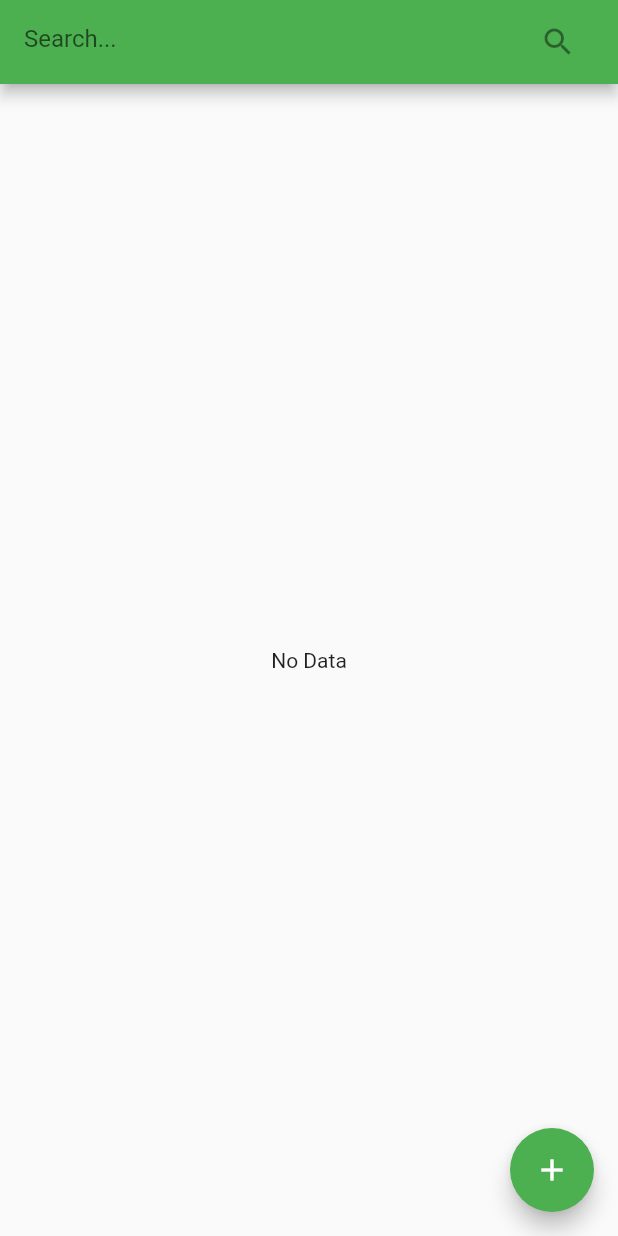
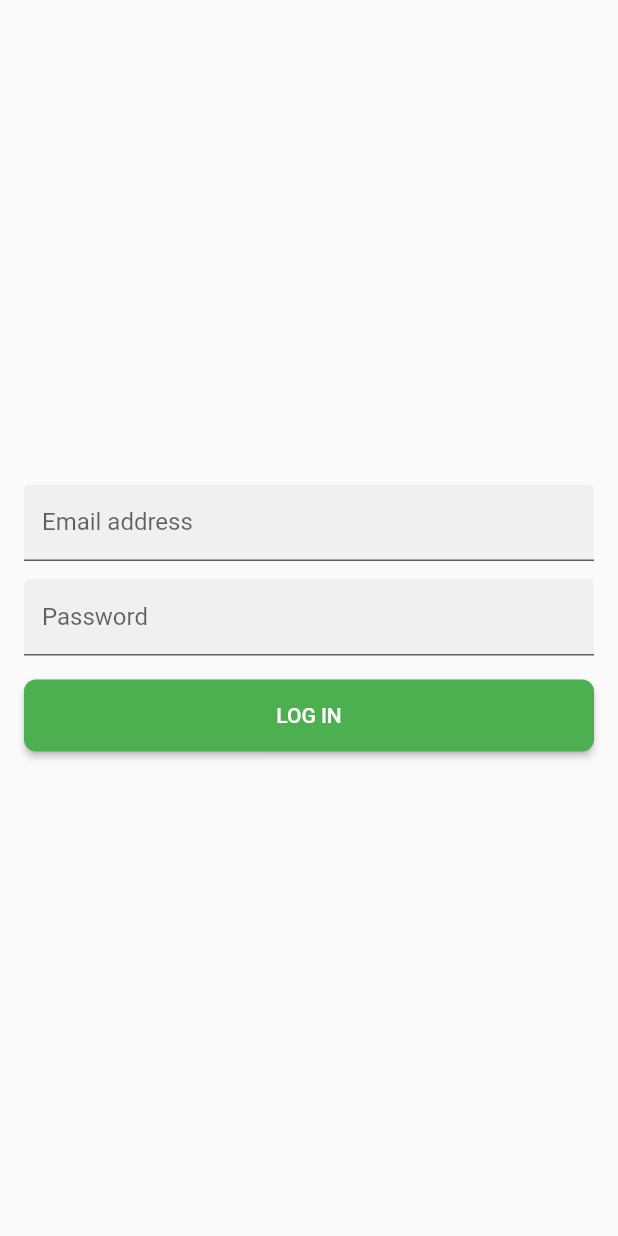
Before and after one commit to htet-paing/Flutter-CRUD-with-BLOC, a Flutter app: the screen it shows after launch, on a phone screen of 412 x 824 dp. Run offline on Flutter 3.47's test engine with Material 2 defaults, Android fonts, the phone set to English and light mode, and no system bars; our stand-ins replace bloc, equatable, flutter_bloc, sqflite; accounts and stored records are empty.

Commit message:
added auth bloc

```diff
--- /dev/null
+++ b/lib/bloc/authentication/authentication_event.dart
@@ -0,0 +1,21 @@
+part of 'authentication_bloc.dart';
+
+abstract class AuthenticationEvent extends Equatable {
+  const AuthenticationEvent();
+
+  @override
+  List<Object> get props => [];
+}
+// Fired Just after the app is launched
+class AppLoaded extends AuthenticationEvent{}
+
+//Fired when a user has successfully logged in
+class UserLoggedIn extends AuthenticationEvent{
+  final AuthUser authUser;
+  UserLoggedIn({@required this.authUser});
+
+  @override
+  List<Object> get props => [authUser];
+}
+// Fired when the user has logged out
+class UserLoggedOut extends AuthenticationEvent{}
--- /dev/null
+++ b/lib/bloc/authentication/authentication_state.dart
@@ -0,0 +1,30 @@
+part of 'authentication_bloc.dart';
+
+abstract class AuthenticationState extends Equatable {
+  const AuthenticationState();
+
+  @override
+  List<Object> get props => [];
+}
+
+class AuthenticationInitial extends AuthenticationState {}
+
+class AuthenticationLoading extends AuthenticationState {}
+
+class AuthenticationNotAuthenticated extends AuthenticationState {}
+
+class AuthenticationAuthenticated extends AuthenticationState {
+  final AuthUser authUser;
+  AuthenticationAuthenticated({@required this.authUser});
+
+  @override
+  List<Object> get props => [authUser];
+}
+
+class AuthenticationFailure extends AuthenticationState {
+  final String message;
+  AuthenticationFailure({@required this.message});
+
+  @override
+  List<Object> get props => [message];
+}
--- /dev/null
+++ b/lib/bloc/login/login_event.dart
@@ -0,0 +1,18 @@
+part of 'login_bloc.dart';
+
+abstract class LoginEvent extends Equatable {
+  const LoginEvent();
+
+  @override
+  List<Object> get props => [];
+}
+
+class LoginWithEmailButtonPressed extends LoginEvent {
+  final String email;
+  final String password;
+
+  LoginWithEmailButtonPressed({@required this.email, @required this.password,});
+
+  @override
+  List<Object> get props => [email, password];
+}
--- /dev/null
+++ b/lib/bloc/login/login_state.dart
@@ -0,0 +1,21 @@
+part of 'login_bloc.dart';
+
+abstract class LoginState extends Equatable {
+  const LoginState();
+
+  @override
+  List<Object> get props => [];
+}
+
+class LoginInitial extends LoginState {}
+
+class LoginLoading extends LoginState {}
+
+class LoginSuccess extends LoginState {}
+
+class LoginFailure extends LoginState {
+  final String error;
+  LoginFailure({@required this.error});
+  @override
+  List<Object> get props => [error];
+}
--- /dev/null
+++ b/lib/data/model/auth_user.dart
@@ -0,0 +1,11 @@
+import 'package:flutter/cupertino.dart';
+
+class AuthUser {
+  final String name;
+  final String email;
+
+  AuthUser({@required this.name, @required this.email});
+
+  @override
+  String toString() => 'AuthUser {name: $name, email: $email}';
+}
--- a/lib/main.dart
+++ b/lib/main.dart
@@ -1,36 +1,71 @@
+import 'package:crud_bloc/bloc/authentication/authentication_bloc.dart';
 import 'package:crud_bloc/bloc/user_form/user_form_bloc.dart';
+import 'package:crud_bloc/data/reposities/user_reposities.dart';
 import 'package:crud_bloc/screen/list_screen.dart';
+import 'package:crud_bloc/screen/login_screen.dart';
 import 'package:flutter/material.dart';
 import 'package:flutter_bloc/flutter_bloc.dart';
 
 import 'bloc/user_list/user_list_bloc.dart';
 
 void main() {
-  runApp(MyApp());
+  runApp(
+
+    //Injects the Authentication service
+    RepositoryProvider<UserRepository>(
+      create: (context){
+        return UserRepositoryImpl();
+      },
+      //Inject the authentication BLoC
+      child: MultiBlocProvider(
+        providers: [
+          BlocProvider<UserListBloc>(
+          create: (ctx){
+            final repository = RepositoryProvider.of<UserRepository>(ctx);
+            return UserListBloc(repository)..add(GetUsers());
+          },
+        ),
+        BlocProvider<UserFormBloc>(
+          create: (ctx) {
+            final repository = RepositoryProvider.of<UserRepository>(ctx);
+            return UserFormBloc(repository);
+          },
+        ),
+        BlocProvider<AuthenticationBloc>(
+          create: (ctx) {
+            final repository = RepositoryProvider.of<UserRepository>(ctx);
+            return AuthenticationBloc(repository)..add(AppLoaded());
+          },
+        ),
+
+        ],
+        child: MyApp()
+      ),
+    )
+  );
 }
 
 class MyApp extends StatelessWidget {
   // This widget is the root of your application.
   @override
   Widget build(BuildContext context) {
-    return MultiBlocProvider(
-      providers: [
-        BlocProvider<UserListBloc>(
-          create: (ctx) => UserListBloc()..add(GetUsers()),
-        ),
-        BlocProvider<UserFormBloc>(
-          create: (ctx) => UserFormBloc(),
-        )
-      ],
-      child: MaterialApp(
+    return MaterialApp(
       title: 'CRUD BLOC',
       debugShowCheckedModeBanner: false,
       theme: ThemeData(
         primarySwatch: Colors.green,
         visualDensity: VisualDensity.adaptivePlatformDensity,
       ),
-        home: ListScreen(),
-      )
+      home: BlocBuilder<AuthenticationBloc, AuthenticationState>(
+        builder: (context, state) {
+          if (state is AuthenticationAuthenticated) {
+            //show home page
+            return ListScreen(authUser: state.authUser);
+          }
+          //otherwise show login page
+          return LoginScreen();
+        }
+      ),
     );
   }
 }
--- a/lib/reposities/user_reposities.dart
+++ /dev/null
@@ -1,16 +0,0 @@
-import 'package:crud_bloc/model/user_model.dart';
-import 'package:crud_bloc/provider/user_dao.dart';
-
-class UserRepository {
-  final userDao = UserDao();
-
-  Future getUsers({String query}) => userDao.getUsers(query: query);
-
-  Future getUser(int id) => userDao.getUser(id: id);
-
-  Future createUser(User user) => userDao.createUser(user);
-
-  Future updateUser(User user) => userDao.updateUser(user);
-
-  Future deleteUser(int id) => userDao.deleteUser(id);
-}
--- a/lib/screen/form_screen.dart
+++ b/lib/screen/form_screen.dart
@@ -1,6 +1,6 @@
 import 'package:crud_bloc/bloc/user_form/user_form_bloc.dart';
 import 'package:crud_bloc/bloc/user_list/user_list_bloc.dart';
-import 'package:crud_bloc/model/user_model.dart';
+import 'package:crud_bloc/data/model/user_model.dart';
 import 'package:crud_bloc/widget/error_widget.dart';
 import 'package:crud_bloc/widget/loading_widget.dart';
 import 'package:flutter/material.dart';
--- /dev/null
+++ b/lib/screen/login_screen.dart
@@ -0,0 +1,192 @@
+import 'package:crud_bloc/bloc/authentication/authentication_bloc.dart';
+import 'package:crud_bloc/bloc/login/login_bloc.dart';
+import 'package:crud_bloc/data/reposities/user_reposities.dart';
+import 'package:flutter/material.dart';
+import 'package:flutter_bloc/flutter_bloc.dart';
+
+class LoginScreen extends StatefulWidget {
+
+  @override
+  _LoginScreenState createState() => _LoginScreenState();
+}
+
+class _LoginScreenState extends State<LoginScreen> {
+  AuthenticationBloc authBloc;
+
+  @override
+  Widget build(BuildContext context) {
+    return Scaffold(
+      body: SafeArea(
+        minimum: EdgeInsets.all(16),
+        child: BlocBuilder<AuthenticationBloc, AuthenticationState>(
+          builder: (context, state) {
+            authBloc = BlocProvider.of<AuthenticationBloc>(context);
+
+            if (state is AuthenticationNotAuthenticated) {
+              return _AuthForm();
+            }
+            if (state is AuthenticationFailure) {
+              //show error message
+              return Center(
+                child: Column(
+                  mainAxisAlignment: MainAxisAlignment.center,
+                  crossAxisAlignment: CrossAxisAlignment.center,
+                  children: [
+                    Text(state.message),
+                    FlatButton(
+                      textColor: Theme.of(context).primaryColor,
+                      child: Text('Retry'),
+                      onPressed: (){
+                        authBloc.add(AppLoaded());
+                      },
+                    )
+                  ],
+                ),
+              );
+            }
+            // show splash screen
+            return Center(
+              child: CircularProgressIndicator(
+                strokeWidth: 2
+              ),
+            );
+          }
+        ),
+      ),
+    );
+  }
+}
+
+
+
+class _AuthForm extends StatelessWidget {
+
+  @override
+  Widget build(BuildContext context) {
+    final repository = RepositoryProvider.of<UserRepository>(context);
+    final authBloc = BlocProvider.of<AuthenticationBloc>(context);
+    return Container(
+      alignment: Alignment.center,
+      child: BlocProvider<LoginBloc>(
+
+        create: (context) => LoginBloc(repository, authBloc),
+        child: _SignInForm(),
+      ),
+    );
+  }
+}
+
+class _SignInForm extends StatefulWidget {
+  @override
+  __SignInFormState createState() => __SignInFormState();
+}
+
+class __SignInFormState extends State<_SignInForm> {
+  final GlobalKey<FormState> _key = GlobalKey<FormState>();
+  final _passwordController = TextEditingController();
+  final _emailController = TextEditingController();
+  bool _autoValidate = false;
+
+  LoginBloc _loginBloc;
+
+  @override
+  Widget build(BuildContext context) {
+    _loginBloc = BlocProvider.of<LoginBloc>(context);
+
+    _onLoginButtonPressed() {
+      if (_key.currentState.validate()) {
+        _loginBloc.add(LoginWithEmailButtonPressed(email: _emailController.text, password: _passwordController.text));
+
+      }else {
+        setState(() {
+          _autoValidate =true;
+        });
+      }
+    }
+
+    return BlocListener<LoginBloc, LoginState>(
+      listener: (context, state) {
+        if (state is LoginFailure) {
+          _showError(state.error);
+        }
+      },
+      child: BlocBuilder<LoginBloc, LoginState>(
+        builder: (context, state) {
+          if (state is LoginLoading) {
+            return Center(
+              child: CircularProgressIndicator(),
+            );
+          }
+          return Form(
+            key: _key,
+            autovalidate: _autoValidate,
+            child: SingleChildScrollView(
+              child: Column(
+                crossAxisAlignment: CrossAxisAlignment.stretch,
+                children: [
+                  TextFormField(
+                    decoration: InputDecoration(
+                      labelText: 'Email address',
+                      filled: true,
+                      isDense: true
+                    ),
+                    controller: _emailController,
+                    keyboardType: TextInputType.emailAddress,
+                    autocorrect: false,
+                    validator: (value) {
+                      if (value == null) {
+                        return 'Email is required';
+                      }
+                      return null;
+                    },
+                  ),
+                  SizedBox(
+                    height: 12,
+                  ),
+                  TextFormField(
+                    decoration: InputDecoration(
+                      labelText: 'Password',
+                      filled: true,
+                      isDense: true
+                    ),
+                    obscureText: true,
+                    controller: _passwordController,
+                    validator: (value) {
+                      if (value == null) {
+                        return 'Password is required';
+                      }
+                      return null;
+                    },
+                  ),
+                  SizedBox(
+                    height: 16,
+                  ),
+                  RaisedButton(
+                    color: Theme.of(context).primaryColor,
+                    textColor: Colors.white,
+                    padding: EdgeInsets.all(16),
+                    shape: RoundedRectangleBorder(
+                      borderRadius: BorderRadius.circular(8)
+                    ),
+                    child: Text('LOG IN'),
+                    onPressed: state is LoginLoading ? () {} : _onLoginButtonPressed,
+                  )
+                ],
+              ),
+            ),
+          );
+
+        }
+      ),
+    );
+  }
+
+  void _showError(String error) {
+    Scaffold.of(context).showSnackBar(
+      SnackBar(
+        content: Text(error),
+        backgroundColor: Theme.of(context).errorColor
+      )
+    );
+  }
+}
--- /dev/null
+++ b/lib/widget/authentication_exception.dart
@@ -0,0 +1,5 @@
+class AuthenticationException implements Exception {
+  final String message;
+
+  AuthenticationException({this.message = 'Unknown error occured'});
+}
--- a/pubspec.yaml
+++ b/pubspec.yaml
@@ -27,6 +27,7 @@ dependencies:
   flutter_bloc: ^6.0.1
   sqflite: ^1.3.1+1
   path_provider: ^1.6.14
+
 
   # The following adds the Cupertino Icons font to your application.
   # Use with the CupertinoIcons class for iOS style icons.
```
Also changed, not shown: lib/bloc/authentication/authentication_bloc.dart (added, +54 -0 lines), lib/bloc/login/login_bloc.dart (added, +46 -0 lines), lib/bloc/user_form/user_form_bloc.dart (+7 -7 lines), lib/bloc/user_list/user_list_bloc.dart (+7 -8 lines), lib/data/reposities/user_reposities.dart (added, +104 -0 lines), lib/provider/user_dao.dart (deleted, +0 -60 lines), lib/screen/list_screen.dart (+16 -1 lines), lib/data/model/user_model.dart (renamed from lib/model/user_model.dart). Lines whose indentation alone changed are shown as unchanged.
